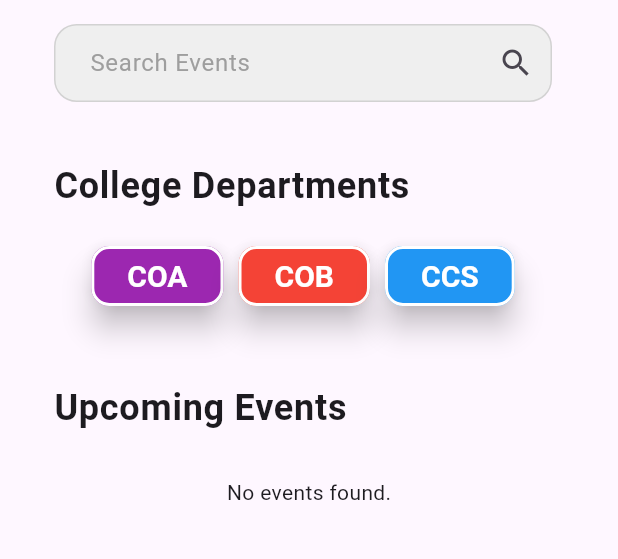
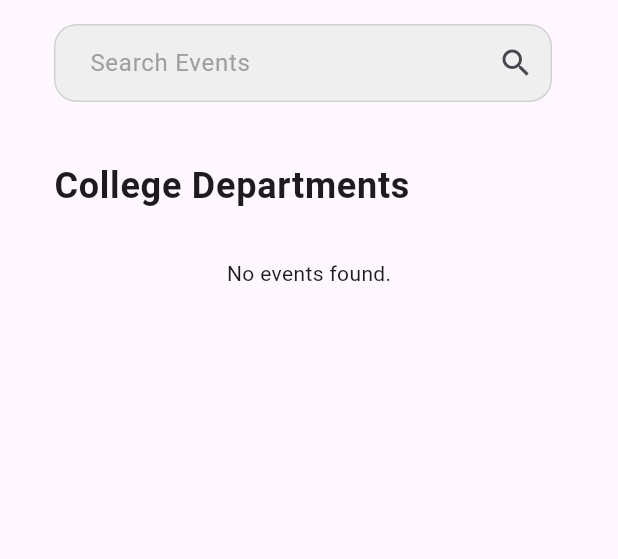
Before and after one commit to Izumi10shii/EventEaseURSB, a Flutter app: the HomePage screen opened by its route, on a phone screen of 412 x 824 dp, the part 102-661 px from its top. Run offline on Flutter 3.47's test engine with Material 3 defaults, Android fonts, the light colour scheme and no system bars; our stand-ins replace cloud_firestore, firebase_auth, firebase_core, table_calendar; accounts and stored records are empty; network calls fail.

Commit message:
view event

```diff
--- a/lib/admin_pages/admin_add_event_page.dart
+++ b/lib/admin_pages/admin_add_event_page.dart
@@ -1,5 +1,4 @@
 import 'dart:io';
-import 'dart:convert';
 import 'package:flutter/material.dart';
 //import 'package:image_picker/image_picker.dart';
 import 'package:cloud_firestore/cloud_firestore.dart';
--- a/lib/main.dart
+++ b/lib/main.dart
@@ -11,7 +11,6 @@ import 'package:flutter_event_ease/pages/nav_page.dart';
 import 'package:flutter_event_ease/pages/CCS_events_page.dart';
 import 'package:flutter_event_ease/pages/COA_events_page.dart';
 import 'package:flutter_event_ease/pages/COB_events_page.dart';
-import 'package:flutter_event_ease/admin_pages/admin_login_page.dart';
 import 'package:flutter_event_ease/admin_pages/admin_add_event_page.dart';
 import 'package:flutter_event_ease/pages/edit_event_page.dart'; // Merged file
 
@@ -55,6 +54,7 @@ class MyApp extends StatelessWidget {
     return MaterialApp(
       debugShowCheckedModeBanner: false,
       routes: {
+    '/event_info': (context) => EventInfoPage(isAdmin: false),
         '/register_page': (context) => RegisterPage(),
         '/login_page': (context) => LoginPage(),
         '/admin_login_page': (context) => AdminLoginPage(),
--- a/lib/pages/home_page.dart
+++ b/lib/pages/home_page.dart
@@ -11,7 +11,6 @@ class HomePage extends StatefulWidget {
 }
 
 class _HomePageState extends State<HomePage> {
-  // TextEditingController for search input
   final TextEditingController _searchController = TextEditingController();
   String _searchQuery = '';
 
@@ -124,92 +123,7 @@ class _HomePageState extends State<HomePage> {
               ),
             ),
 
-            // Department buttons (kept as is)
-            ListTile(
-              title: Row(
-                mainAxisAlignment: MainAxisAlignment.center,
-                children: [
-                  ElevatedButton(
-                    style: ElevatedButton.styleFrom(
-                      backgroundColor: Colors.purple,
-                      foregroundColor: Colors.white,
-                      elevation: 8,
-                      shape: RoundedRectangleBorder(
-                        borderRadius: BorderRadius.circular(12),
-                        side: BorderSide(color: Colors.white, width: 2),
-                      ),
-                      textStyle: TextStyle(
-                        fontSize: 20,
-                        fontWeight: FontWeight.bold,
-                      ),
-                    ),
-                    onPressed: () {
-                      Navigator.pushNamed(context, '/COA_events_page');
-                    },
-                    child: Text("COA"),
-                  ),
-                  SizedBox(width: 10),
-                  ElevatedButton(
-                    style: ElevatedButton.styleFrom(
-                      backgroundColor: Colors.red,
-                      foregroundColor: Colors.white,
-                      elevation: 8,
-                      shape: RoundedRectangleBorder(
-                        borderRadius: BorderRadius.circular(12),
-                        side: BorderSide(color: Colors.white, width: 2),
-                      ),
-                      textStyle: TextStyle(
-                        fontSize: 20,
-                        fontWeight: FontWeight.bold,
-                      ),
-                    ),
-                    onPressed: () {
-                      Navigator.pushNamed(context, '/COB_events_page');
-                    },
-                    child: Text("COB"),
-                  ),
-                  SizedBox(width: 10),
-                  ElevatedButton(
-                    style: ElevatedButton.styleFrom(
-                      backgroundColor: Colors.blue,
-                      foregroundColor: Colors.white,
-                      elevation: 8,
-                      shape: RoundedRectangleBorder(
-                        borderRadius: BorderRadius.circular(12),
-                        side: BorderSide(color: Colors.white, width: 2),
-                      ),
-                      textStyle: TextStyle(
-                        fontSize: 20,
-                        fontWeight: FontWeight.bold,
-                      ),
-                    ),
-                    onPressed: () {
-                      Navigator.pushNamed(context, '/CCS_events_page');
-                    },
-                    child: Text("CCS"),
-                  ),
-                ],
-              ),
-            ),
-
-            // Upcoming Events title
-            ListTile(
-              title: Padding(
-                padding: EdgeInsets.only(left: 20, top: 30),
-                child: Align(
-                  alignment: Alignment.centerLeft,
-                  child: Text(
-                    "Upcoming Events",
-                    style: TextStyle(
-                      fontWeight: FontWeight.bold,
-                      fontSize: 24,
-                    ),
-                  ),
-                ),
-              ),
-            ),
-
-            // Event cards (shared for both admin and users)
+            // Event cards
             StreamBuilder<QuerySnapshot>(
               stream: FirebaseFirestore.instance
                   .collection('event_info')
@@ -246,9 +160,19 @@ class _HomePageState extends State<HomePage> {
                 return Column(
                   children: filteredEvents.map((doc) {
                     final data = doc.data() as Map<String, dynamic>;
+                    final eventId = doc.id;
 
                     return Padding(
                       padding: const EdgeInsets.symmetric(horizontal: 20, vertical: 10),
+                      child: GestureDetector(
+                        onTap: () {
+                          // Navigate to EventInfoPage and pass eventId
+                          Navigator.pushNamed(
+                            context,
+                            '/event_info_page',
+                            arguments: eventId,  // Pass the eventId here
+                          );
+                        },
                         child: Card(
                           shape: RoundedRectangleBorder(
                             borderRadius: BorderRadius.circular(15),
@@ -262,7 +186,7 @@ class _HomePageState extends State<HomePage> {
                                 borderRadius: BorderRadius.circular(10),
                                 color: Colors.grey[300],
                               ),
-                            child: Icon(Icons.image, size: 40, color: Colors.white), // Placeholder image
+                              child: Icon(Icons.image, size: 40, color: Colors.white),
                             ),
                             title: Text(
                               data['name'] ?? 'Event Name',
@@ -280,6 +204,7 @@ class _HomePageState extends State<HomePage> {
                             ),
                           ),
                         ),
+                      ),
                     );
                   }).toList(),
                 );
```
Also changed, not shown: lib/pages/event_info_page.dart (+12 -86 lines). Lines whose indentation alone changed are shown as unchanged.
